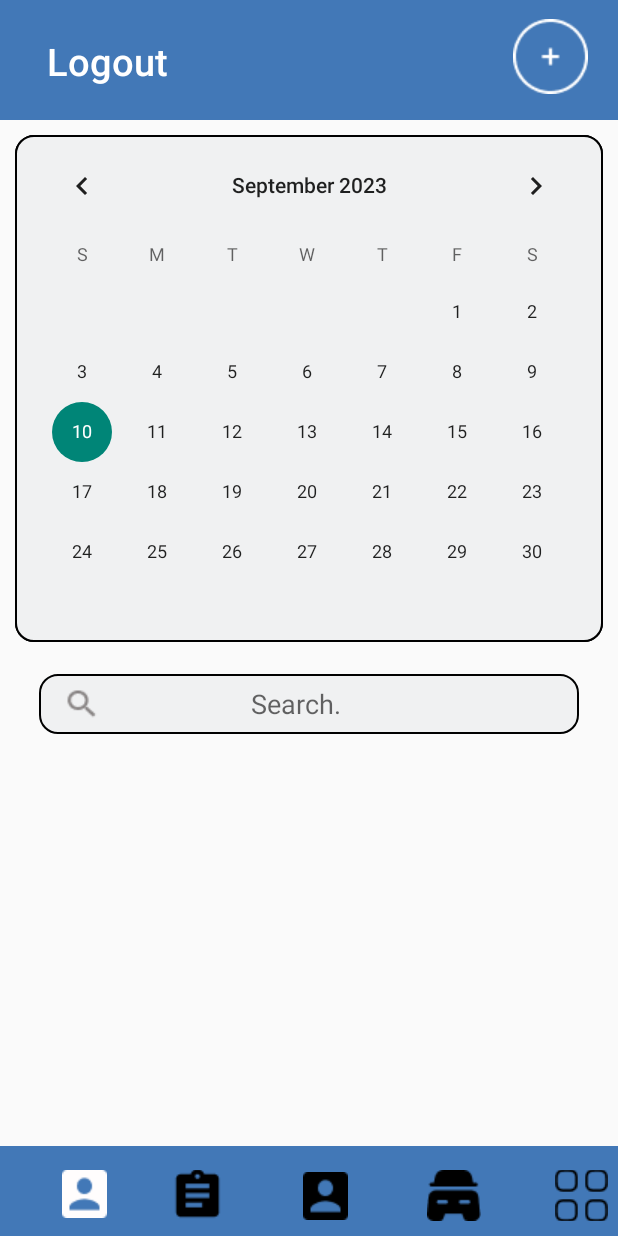
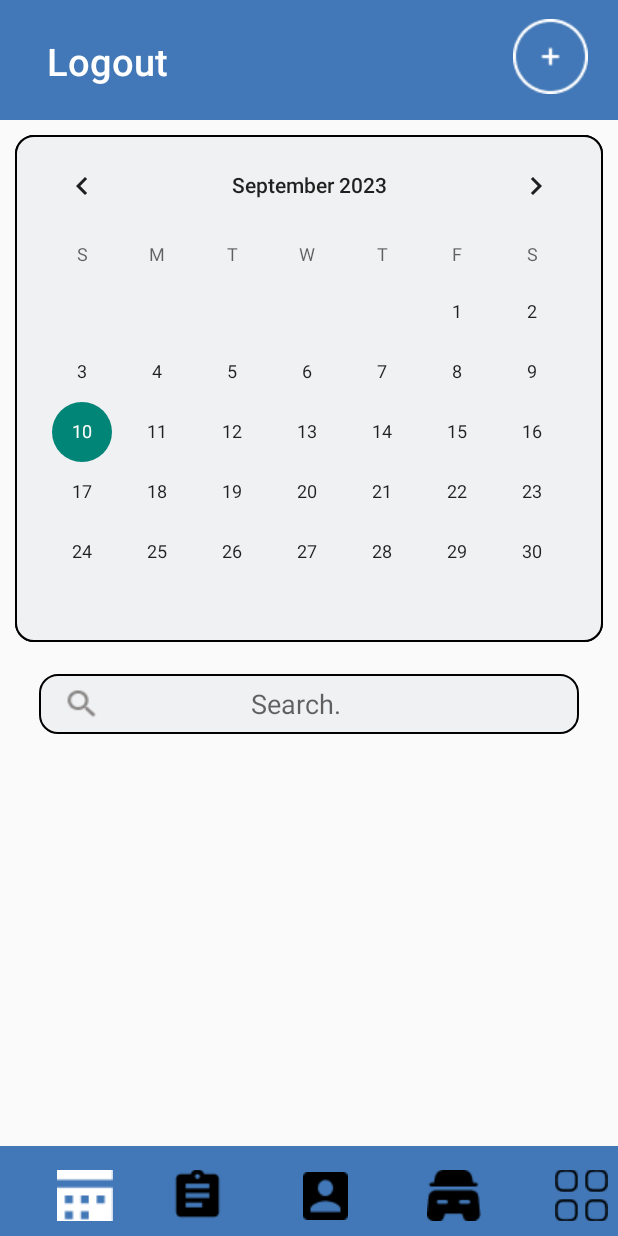
Before and after one commit to Nav1996/vemas_application, an Android app: the calender screen opened directly, with no data from a screen before it, on a phone screen of 412 x 824 dp. Run offline under Robolectric (Android 15) with nearby library versions, the phone set to English and light mode, and no system bars.

Commit message:
added white icons to drawable

```diff
--- a/app/src/main/res/layout/lowercustombar.xml
+++ b/app/src/main/res/layout/lowercustombar.xml
@@ -29,7 +29,7 @@
                 android:layout_marginStart="15dp"
                 android:layout_marginBottom="0dp"
                 android:background="@android:color/transparent"
-                android:src="@drawable/white_profile" />
+                android:src="@drawable/calender_white" />
 
             <ImageButton
                 android:id="@+id/jobcard"
```
